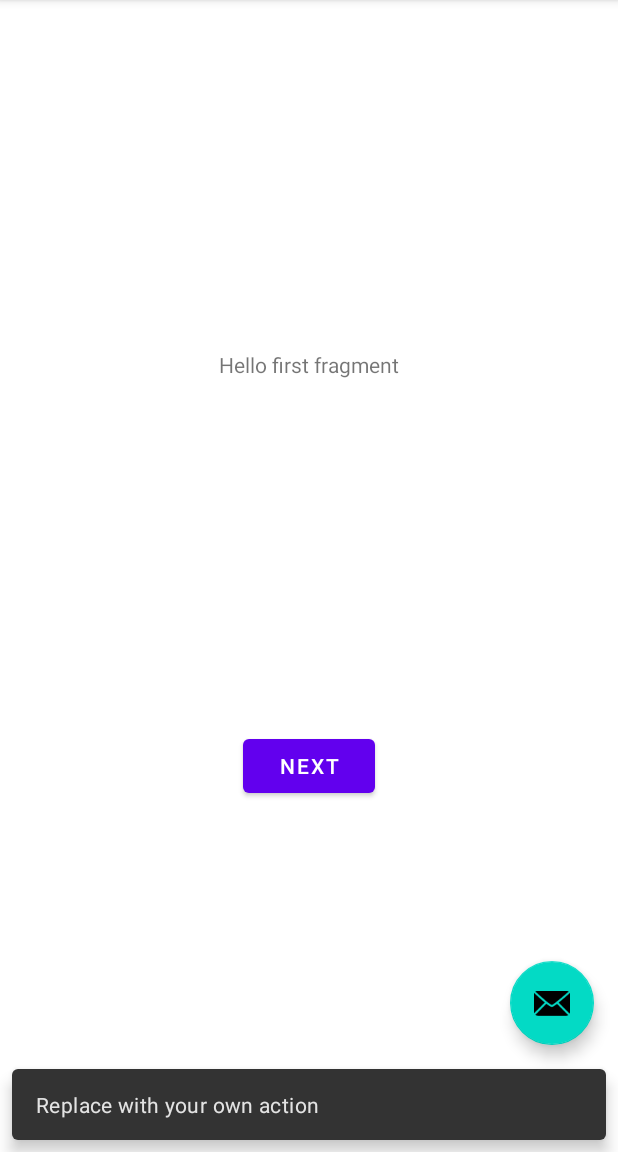
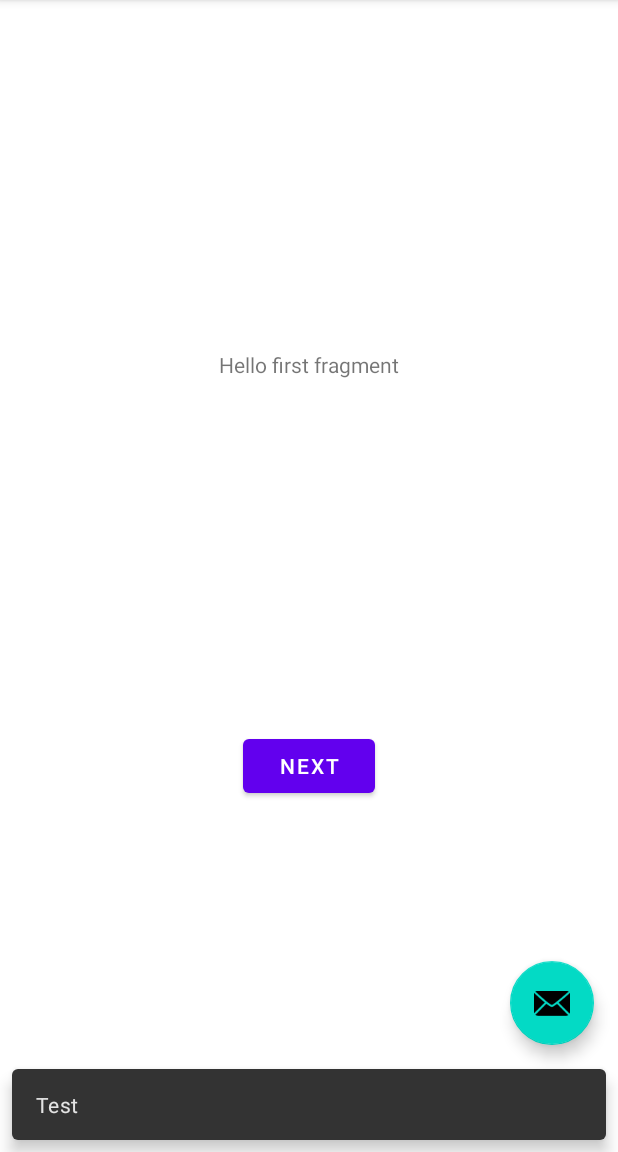
Before and after one commit to Kateryna-Kravchenko/MainAppTest, an Android app: the screen it shows after launch (MainActivity), after a tap on an icon or button, on a phone screen of 412 x 824 dp, the part 84-1236 px from its top. Run offline under Robolectric (Android 15) with nearby library versions, the phone set to English and light mode, and no system bars.

Commit message:
first commit

```diff
--- a/app/src/main/java/com/mysuperdispatch/mainapptest/MainActivity.kt
+++ b/app/src/main/java/com/mysuperdispatch/mainapptest/MainActivity.kt
@@ -15,7 +15,7 @@ class MainActivity : AppCompatActivity() {
         setSupportActionBar(findViewById(R.id.toolbar))
 
         findViewById<FloatingActionButton>(R.id.fab).setOnClickListener { view ->
-            Snackbar.make(view, "Replace with your own action", Snackbar.LENGTH_LONG)
+            Snackbar.make(view, "Test", Snackbar.LENGTH_LONG)
                     .setAction("Action", null).show()
         }
     }
```
